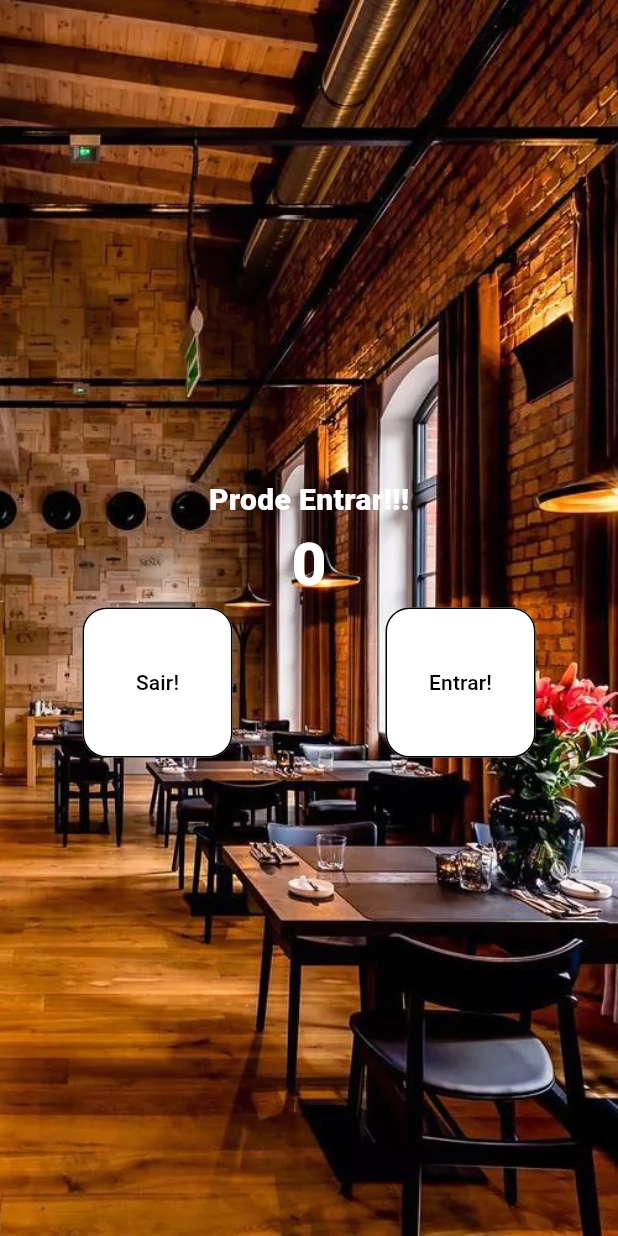
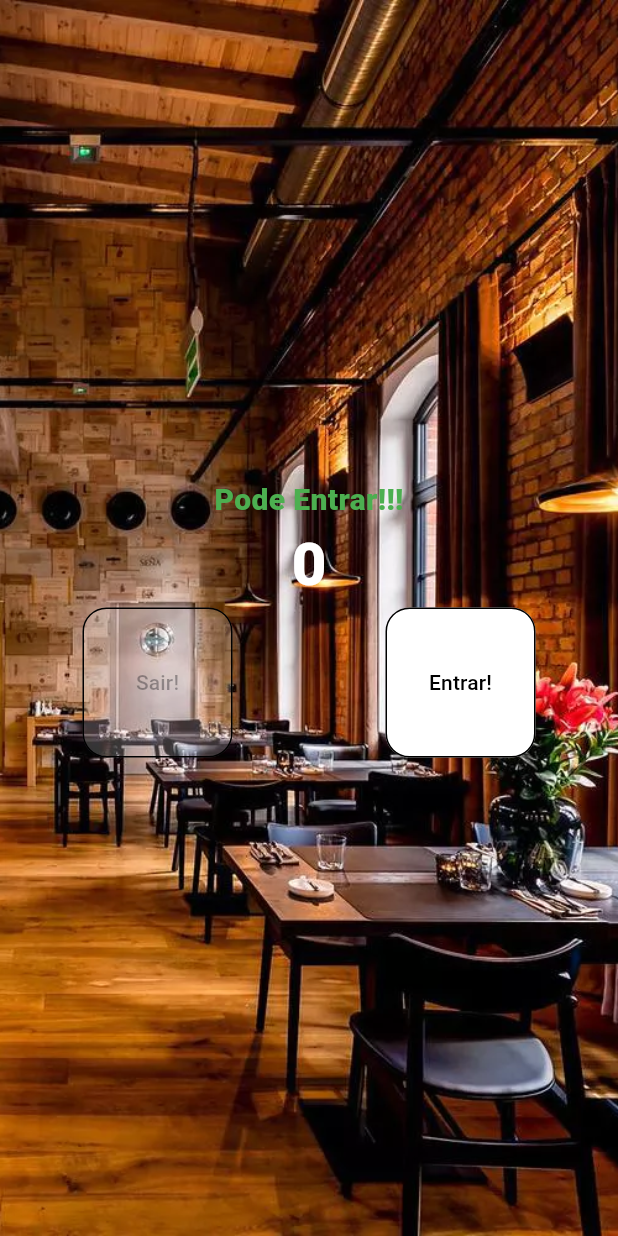
Before and after one commit to JkaiPrime/ContadorDePessoas, a Flutter app: the screen it shows after launch, after a tap on "Entrar!", after a tap on "Sair!", on a phone screen of 412 x 824 dp. Run offline on Flutter 3.47's test engine with Material 3 defaults, Android fonts, the phone set to English and light mode, and no system bars.

Commit message:
Update do projeot com o desafio proposto

```diff
--- a/lib/main.dart
+++ b/lib/main.dart
@@ -34,31 +34,21 @@ class _HomePagesState extends State<HomePages> {
   String status = "Bem Vindo!!!!!";
 
   void decrement() {
-    if(cont >0) {
       setState(() {
-        status = "Prode Entrar!!!";
         cont--;
       });
-    }else{
-      setState(() {
-        status = "Vazio!!!!";
-      });
-    }
     print(cont);
   }
 
   void increment() {
-    if(cont <20) {
       setState(() {
         status = "Prode Entrar!!!";
         cont++;
       });
-    }else{
-      setState(() {
-        status = "Cheio!!!!";
-      });
-    }
   }
+
+  bool get isEmpty => cont ==0;
+  bool get isFull => cont ==20;
 
   @override
   Widget build(BuildContext context) {
@@ -75,10 +65,10 @@ class _HomePagesState extends State<HomePages> {
           mainAxisAlignment: MainAxisAlignment.center,
           children: [
             Text(
-              status.toString(),
-              style: const TextStyle(
+              isFull ? 'Lotado':'Pode Entrar!!!' ,
+              style: TextStyle(
                   fontSize: 20,
-                  color: Colors.white,
+                  color: isFull ? Colors.red: Colors.green,
                   fontWeight: FontWeight.w800),
             ),
              Text(
@@ -93,10 +83,10 @@ class _HomePagesState extends State<HomePages> {
               //mainAxisAlignment: MainAxisAlignment.spaceEvenly,
               children: [
                 TextButton(
-                  onPressed: decrement,
+                  onPressed: isEmpty ? null : decrement,
                   style: TextButton.styleFrom(
                     foregroundColor: Colors.black,
-                    backgroundColor: Colors.white,
+                    backgroundColor: isEmpty ? Colors.white.withOpacity(0.2): Colors.white,
                     fixedSize: const Size(100, 100),
                     shape: RoundedRectangleBorder(
                       side: const BorderSide(color: Colors.black),
@@ -110,10 +100,10 @@ class _HomePagesState extends State<HomePages> {
                   width: 102,
                 ),
                 TextButton(
-                  onPressed: increment,
+                  onPressed: isFull ? null: increment,
                   style: TextButton.styleFrom(
                     foregroundColor: Colors.black,
-                    backgroundColor: Colors.white,
+                    backgroundColor: isFull ? Colors.white.withOpacity(0.2): Colors.white,
                     fixedSize: const Size(100, 100),
                     shape: RoundedRectangleBorder(
                       side: const BorderSide(color: Colors.black),
```
